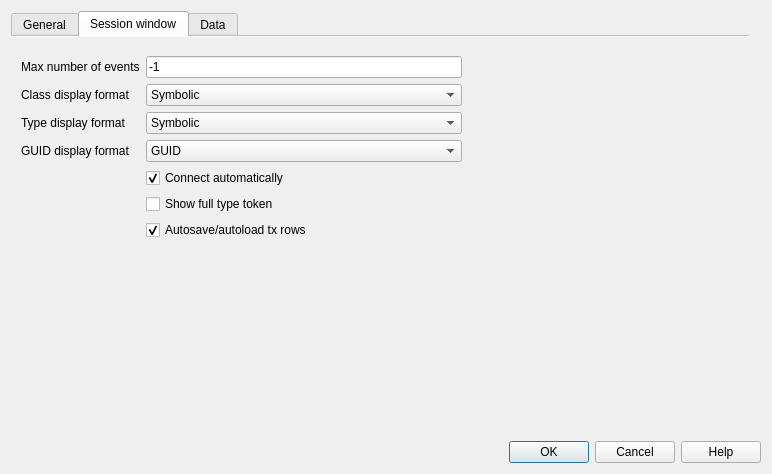
Above: src/cdlgmainsettings.ui from grodansparadis/vscp-works-qt before the change. Below: the same form after it.
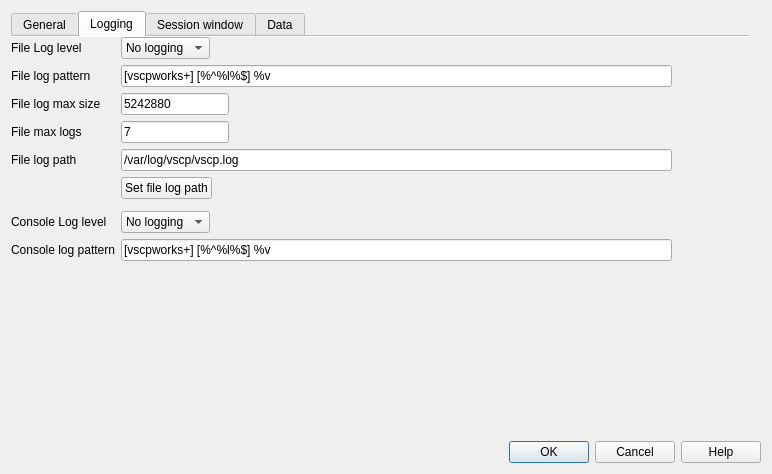
That is the form after the change.

Commit message: logging is changed to spdlog third party code is now part of project

```diff
--- a/src/cdlgmainsettings.ui
+++ b/src/cdlgmainsettings.ui
@@ -173,7 +173,308 @@
        </layout>
       </widget>
      </widget>
-     <widget class="QWidget" name="tab_3">
+     <widget class="QWidget" name="tabLogging">
+      <attribute name="title">
+       <string>Logging</string>
+      </attribute>
+      <widget class="QWidget" name="formLayoutWidget_5">
+       <property name="geometry">
+        <rect>
+         <x>0</x>
+         <y>0</y>
+         <width>661</width>
+         <height>391</height>
+        </rect>
+       </property>
+       <layout class="QFormLayout" name="formLayout_5">
+        <item row="0" column="0">
+         <widget class="QLabel" name="label_14">
+          <property name="text">
+           <string>File Log level</string>
+          </property>
+          <property name="buddy">
+           <cstring>comboNumberBase</cstring>
+          </property>
+         </widget>
+        </item>
+        <item row="0" column="1">
+         <widget class="QComboBox" name="comboFileLogLevel">
+          <property name="sizePolicy">
+           <sizepolicy hsizetype="Fixed" vsizetype="Fixed">
+            <horstretch>0</horstretch>
+            <verstretch>0</verstretch>
+           </sizepolicy>
+          </property>
+          <property name="toolTip">
+           <string>&lt;html&gt;&lt;head/&gt;&lt;body&gt;&lt;p&gt;Set log level&lt;/p&gt;&lt;/body&gt;&lt;/html&gt;</string>
+          </property>
+          <item>
+           <property name="text">
+            <string>No logging</string>
+           </property>
+          </item>
+          <item>
+           <property name="text">
+            <string>Critical</string>
+           </property>
+          </item>
+          <item>
+           <property name="text">
+            <string>Errors</string>
+           </property>
+          </item>
+          <item>
+           <property name="text">
+            <string>Warning</string>
+           </property>
+          </item>
+          <item>
+           <property name="text">
+            <string>Information</string>
+           </property>
+          </item>
+          <item>
+           <property name="text">
+            <string>Debug</string>
+           </property>
+          </item>
+          <item>
+           <property name="text">
+            <string>Trace</string>
+           </property>
+          </item>
+         </widget>
+        </item>
+        <item row="1" column="0">
+         <widget class="QLabel" name="label_15">
+          <property name="text">
+           <string>File log pattern</string>
+          </property>
+          <property name="buddy">
+           <cstring>comboNumberBase</cstring>
+          </property>
+         </widget>
+        </item>
+        <item row="1" column="1">
+         <widget class="QLineEdit" name="editFileLogPattern">
+          <property name="toolTip">
+           <string>&lt;html&gt;&lt;head/&gt;&lt;body&gt;&lt;p&gt;Max number of events that will be received. Set to -1 for no limit.&lt;/p&gt;&lt;/body&gt;&lt;/html&gt;</string>
+          </property>
+          <property name="text">
+           <string>[vscpworks+] [%^%l%$] %v</string>
+          </property>
+         </widget>
+        </item>
+        <item row="2" column="0">
+         <widget class="QLabel" name="label_16">
+          <property name="text">
+           <string>File log max size</string>
+          </property>
+          <property name="buddy">
+           <cstring>comboNumberBase</cstring>
+          </property>
+         </widget>
+        </item>
+        <item row="2" column="1">
+         <widget class="QLineEdit" name="editFileLogMaxSize">
+          <property name="sizePolicy">
+           <sizepolicy hsizetype="Fixed" vsizetype="Fixed">
+            <horstretch>0</horstretch>
+            <verstretch>0</verstretch>
+           </sizepolicy>
+          </property>
+          <property name="toolTip">
+           <string>&lt;html&gt;&lt;head/&gt;&lt;body&gt;&lt;p&gt;Max number of events that will be received. Set to -1 for no limit.&lt;/p&gt;&lt;/body&gt;&lt;/html&gt;</string>
+          </property>
+          <property name="text">
+           <string>5242880</string>
+          </property>
+         </widget>
+        </item>
+        <item row="3" column="0">
+         <widget class="QLabel" name="label_17">
+          <property name="text">
+           <string>File max logs</string>
+          </property>
+          <property name="buddy">
+           <cstring>comboNumberBase</cstring>
+          </property>
+         </widget>
+        </item>
+        <item row="3" column="1">
+         <widget class="QLineEdit" name="editFileLogMaxFiles">
+          <property name="sizePolicy">
+           <sizepolicy hsizetype="Fixed" vsizetype="Fixed">
+            <horstretch>0</horstretch>
+            <verstretch>0</verstretch>
+           </sizepolicy>
+          </property>
+          <property name="toolTip">
+           <string>&lt;html&gt;&lt;head/&gt;&lt;body&gt;&lt;p&gt;Max number of events that will be received. Set to -1 for no limit.&lt;/p&gt;&lt;/body&gt;&lt;/html&gt;</string>
+          </property>
+          <property name="text">
+           <string>7</string>
+          </property>
+         </widget>
+        </item>
+        <item row="4" column="0">
+         <widget class="QLabel" name="label_18">
+          <property name="text">
+           <string>File log path</string>
+          </property>
+          <property name="buddy">
+           <cstring>comboNumberBase</cstring>
+          </property>
+         </widget>
+        </item>
+        <item row="4" column="1">
+         <widget class="QLineEdit" name="editFileLogPath">
+          <property name="sizePolicy">
+           <sizepolicy hsizetype="Expanding" vsizetype="Fixed">
+            <horstretch>0</horstretch>
+            <verstretch>0</verstretch>
+           </sizepolicy>
+          </property>
+          <property name="toolTip">
+           <string>&lt;html&gt;&lt;head/&gt;&lt;body&gt;&lt;p&gt;Max number of events that will be received. Set to -1 for no limit.&lt;/p&gt;&lt;/body&gt;&lt;/html&gt;</string>
+          </property>
+          <property name="text">
+           <string>/var/log/vscp/vscp.log</string>
+          </property>
+         </widget>
+        </item>
+        <item row="5" column="0">
+         <widget class="Line" name="line_4">
+          <property name="orientation">
+           <enum>Qt::Horizontal</enum>
+          </property>
+         </widget>
+        </item>
+        <item row="5" column="1">
+         <widget class="QPushButton" name="btnSetFileLogPath">
+          <property name="sizePolicy">
+           <sizepolicy hsizetype="Fixed" vsizetype="Fixed">
+            <horstretch>0</horstretch>
+            <verstretch>0</verstretch>
+           </sizepolicy>
+          </property>
+          <property name="toolTip">
+           <string>&lt;html&gt;&lt;head/&gt;&lt;body&gt;&lt;p&gt;Read in data from downloaded VSCP event database to memory&lt;/p&gt;&lt;/body&gt;&lt;/html&gt;</string>
+          </property>
+          <property name="text">
+           <string>Set file log path</string>
+          </property>
+         </widget>
+        </item>
+        <item row="6" column="1">
+         <widget class="Line" name="line_3">
+          <property name="orientation">
+           <enum>Qt::Vertical</enum>
+          </property>
+         </widget>
+        </item>
+        <item row="7" column="0">
+         <widget class="QLabel" name="label_19">
+          <property name="text">
+           <string>Console Log level</string>
+          </property>
+          <property name="buddy">
+           <cstring>comboNumberBase</cstring>
+          </property>
+         </widget>
+        </item>
+        <item row="7" column="1">
+         <widget class="QComboBox" name="comboConsoleLogLevel">
+          <property name="sizePolicy">
+           <sizepolicy hsizetype="Fixed" vsizetype="Fixed">
+            <horstretch>0</horstretch>
+            <verstretch>0</verstretch>
+           </sizepolicy>
+          </property>
+          <property name="toolTip">
+           <string>&lt;html&gt;&lt;head/&gt;&lt;body&gt;&lt;p&gt;Set log level&lt;/p&gt;&lt;/body&gt;&lt;/html&gt;</string>
+          </property>
+          <item>
+           <property name="text">
+            <string>No logging</string>
+           </property>
+          </item>
+          <item>
+           <property name="text">
+            <string>Critical</string>
+           </property>
+          </item>
+          <item>
+           <property name="text">
+            <string>Errors</string>
+           </property>
+          </item>
+          <item>
+           <property name="text">
+            <string>Warning</string>
+           </property>
+          </item>
+          <item>
+           <property name="text">
+            <string>Information</string>
+           </property>
+          </item>
+          <item>
+           <property name="text">
+            <string>Debug</string>
+           </property>
+          </item>
+          <item>
+           <property name="text">
+            <string>Trace</string>
+           </property>
+          </item>
+         </widget>
+        </item>
+        <item row="8" column="0">
+         <widget class="QLabel" name="label_20">
+          <property name="text">
+           <string>Console log pattern</string>
+          </property>
+          <property name="buddy">
+           <cstring>comboNumberBase</cstring>
+          </property>
+         </widget>
+        </item>
+        <item row="8" column="1">
+         <widget class="QLineEdit" name="editConsoleLogPattern">
+          <property name="toolTip">
+           <string>&lt;html&gt;&lt;head/&gt;&lt;body&gt;&lt;p&gt;Max number of events that will be received. Set to -1 for no limit.&lt;/p&gt;&lt;/body&gt;&lt;/html&gt;</string>
+          </property>
+          <property name="text">
+           <string>[vscpworks+] [%^%l%$] %v</string>
+          </property>
+         </widget>
+        </item>
+        <item row="9" column="0">
+         <widget class="Line" name="line_2">
+          <property name="orientation">
+           <enum>Qt::Horizontal</enum>
+          </property>
+         </widget>
+        </item>
+        <item row="10" column="1">
+         <spacer name="verticalSpacer_3">
+          <property name="orientation">
+           <enum>Qt::Vertical</enum>
+          </property>
+          <property name="sizeHint" stdset="0">
+           <size>
+            <width>20</width>
+            <height>40</height>
+           </size>
+          </property>
+         </spacer>
+        </item>
+       </layout>
+      </widget>
+     </widget>
+     <widget class="QWidget" name="tabSession">
       <attribute name="title">
        <string>Session window</string>
       </attribute>
```
Left out of the diff: 47 changed lines with no effect on the pictures. The commit also changes 3902 other files.
